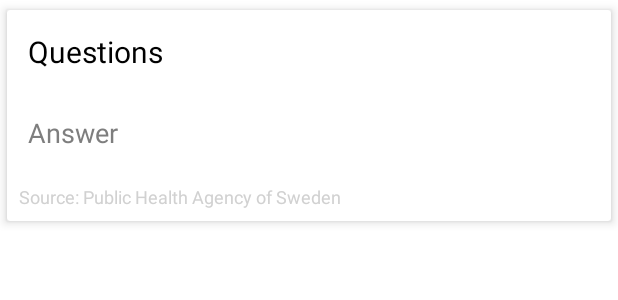
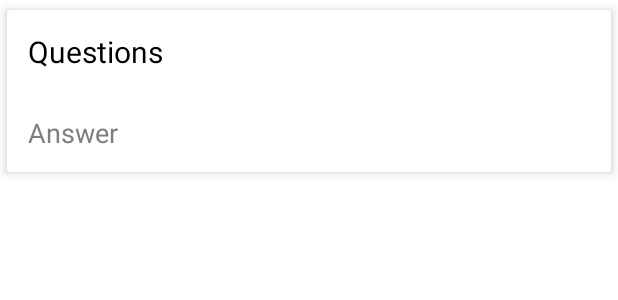
Before and after one commit to monkcs/software-engineering-project, an Android app: the layout row.xml on its own in the app's theme, with its tools: preview values and no code run, on a phone screen of 412 x 824 dp. Shown: the top 300 px of the screen. Run offline under Robolectric (Android 15) with nearby library versions, the phone set to English and light mode, and no system bars; network calls fail.

Commit message:
fixed a thing

```diff
--- a/android-app/app/src/main/java/com/example/covid_tracker/FAQ_block.java
+++ b/android-app/app/src/main/java/com/example/covid_tracker/FAQ_block.java
@@ -2,14 +2,13 @@ package com.example.covid_tracker;
 
 public class FAQ_block {
 
-    private String Question, Answer, Source;
+    private String Question, Answer;
     private Boolean expandable;
 
 
     public FAQ_block(String Question, String Answer) {
         this.Question = Question;
         this.Answer = Answer;
-
 
         this.expandable = false;
     }
--- a/android-app/app/src/main/java/com/example/covid_tracker/FAQ_block_Adapter.java
+++ b/android-app/app/src/main/java/com/example/covid_tracker/FAQ_block_Adapter.java
@@ -49,7 +49,7 @@ public class FAQ_block_Adapter extends RecyclerView.Adapter<FAQ_block_Adapter.Ve
     public class VersionVH extends RecyclerView.ViewHolder {
 
 
-        TextView QuestionText, AnswerText, SourceText;
+        TextView QuestionText, AnswerText;
         RelativeLayout expandable;
         LinearLayout linear;
 
@@ -58,7 +58,6 @@ public class FAQ_block_Adapter extends RecyclerView.Adapter<FAQ_block_Adapter.Ve
 
             QuestionText = itemView.findViewById(R.id.Question);
             AnswerText = itemView.findViewById(R.id.Svar);
-            SourceText = itemView.findViewById(R.id.Source);
 
 
            linear = itemView.findViewById(R.id.linear_layout_row);
--- a/android-app/app/src/main/res/layout/row.xml
+++ b/android-app/app/src/main/res/layout/row.xml
@@ -44,17 +44,6 @@
 
                 />
 
-            <TextView
-                android:layout_width="wrap_content"
-                android:layout_height="wrap_content"
-                android:id="@+id/Source"
-                android:text="@string/source_fohm"
-                android:padding="8dp"
-                android:textSize="12sp"
-                android:textColor="@color/light_grey"
-                android:layout_below="@+id/Svar"
-
-                />
 
 
 
```
